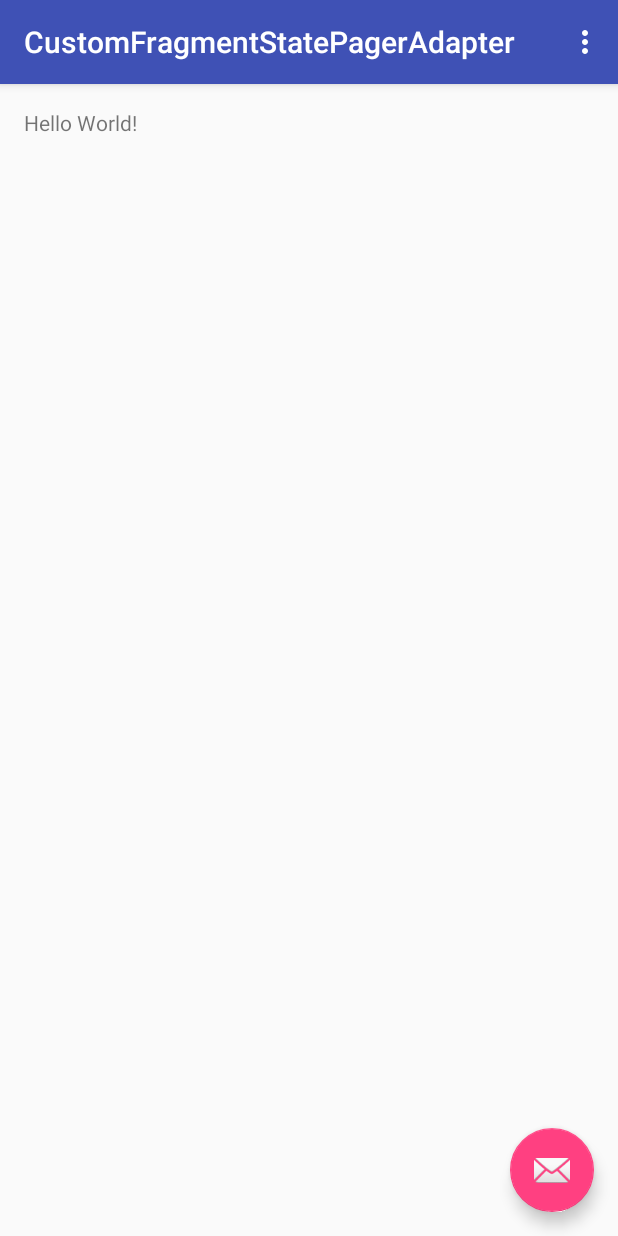
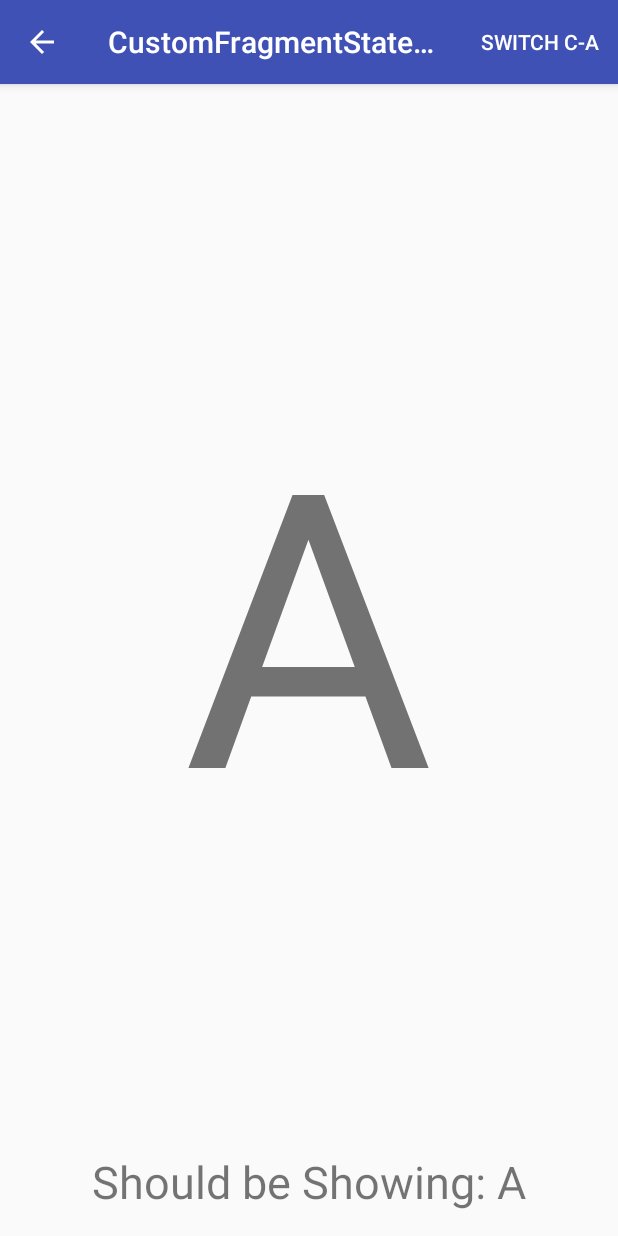
Before and after one commit to sushant-s/CustomFragmentStatePagerAdapter, an Android app: the screen it shows after launch (MainActivity), on a phone screen of 412 x 824 dp. Run offline under Robolectric (Android 15) with nearby library versions, the phone set to English and light mode, and no system bars.

```diff
--- /dev/null
+++ b/CustomFragmentStatePagerAdapter/app/src/main/java/com/example/sushant/customfragmentstatepageradapter/Adapter.java
@@ -0,0 +1,47 @@
+package com.example.sushant.customfragmentstatepageradapter;
+
+
+import android.support.v4.app.Fragment;
+import android.support.v4.app.FragmentManager;
+import android.support.v4.app.FragmentStatePagerAdapter;
+
+/**
+ * Created by sushant on 2/5/16.
+ */
+
+// Uncomment these to try the new adapter!
+//public class ExamplePagerAdapter extends FixedFragmentStatePagerAdapter {
+public class Adapter extends FragmentStatePagerAdapter {
+
+    public Adapter(FragmentManager fm) {
+        super(fm);
+    }
+
+    String[]question_labels = new String[] {
+            "A",
+            "B",
+            "C"
+    };
+
+    String[] questions = new String[]{
+            "AAAAAAAAAA",
+            "BBBBBBBBBB",
+            "CCCCCCCCCC"
+    };
+
+    // Uncomment these to try the new adapter!
+    //@Override
+    //public String getTag(int position) {
+    //    return question_labels[position];
+    //}
+
+    @Override
+    public Fragment getItem(int position) {
+        return QFragment.newInstance(question_labels[position], questions[position]);
+    }
+
+    @Override
+    public int getCount() {
+        return 3;
+    }
+}
--- a/CustomFragmentStatePagerAdapter/app/src/main/java/com/example/sushant/customfragmentstatepageradapter/MainActivity.java
+++ b/CustomFragmentStatePagerAdapter/app/src/main/java/com/example/sushant/customfragmentstatepageradapter/MainActivity.java
@@ -1,15 +1,18 @@
 package com.example.sushant.customfragmentstatepageradapter;
 
 import android.os.Bundle;
-import android.support.design.widget.FloatingActionButton;
-import android.support.design.widget.Snackbar;
+import android.support.v4.view.ViewPager;
 import android.support.v7.app.AppCompatActivity;
 import android.support.v7.widget.Toolbar;
-import android.view.View;
 import android.view.Menu;
 import android.view.MenuItem;
 
 public class MainActivity extends AppCompatActivity {
+
+    private boolean ifFragmentSwitched;
+    private Adapter mPagerAdapter;
+    private ViewPager mPager;
+
 
     @Override
     protected void onCreate(Bundle savedInstanceState) {
@@ -17,15 +20,27 @@ public class MainActivity extends AppCompatActivity {
         setContentView(R.layout.activity_main);
         Toolbar toolbar = (Toolbar) findViewById(R.id.toolbar);
         setSupportActionBar(toolbar);
+        getSupportActionBar().setDisplayHomeAsUpEnabled(true);
+        getSupportActionBar().setDisplayShowHomeEnabled(true);
 
-        FloatingActionButton fab = (FloatingActionButton) findViewById(R.id.fab);
-        fab.setOnClickListener(new View.OnClickListener() {
-            @Override
-            public void onClick(View view) {
-                Snackbar.make(view, "Replace with your own action", Snackbar.LENGTH_LONG)
-                        .setAction("Action", null).show();
-            }
-        });
+
+        mPager = (ViewPager)findViewById(R.id.pager);
+        mPagerAdapter = new Adapter(getSupportFragmentManager());
+
+        if (savedInstanceState != null) {
+            ifFragmentSwitched = savedInstanceState.getBoolean("ifFragmentSwitched");
+        } else {
+            ifFragmentSwitched = false;
+        }
+
+        updateAdapterData();
+        mPager.setAdapter(mPagerAdapter);
+    }
+
+    @Override
+    protected void onSaveInstanceState(Bundle outState) {
+        super.onSaveInstanceState(outState);
+        outState.putBoolean("ifFragmentSwitched", ifFragmentSwitched);
     }
 
     @Override
@@ -37,16 +52,28 @@ public class MainActivity extends AppCompatActivity {
 
     @Override
     public boolean onOptionsItemSelected(MenuItem item) {
-        // Handle action bar item clicks here. The action bar will
-        // automatically handle clicks on the Home/Up button, so long
-        // as you specify a parent activity in AndroidManifest.xml.
         int id = item.getItemId();
-
-        //noinspection SimplifiableIfStatement
+        if (id == android.R.id.home) {
+            super.onBackPressed();
+        }
         if (id == R.id.action_settings) {
+            ifFragmentSwitched = !ifFragmentSwitched;
+            updateAdapterData();
+            // Force our view pager back to index 0 in order to detach the index 2 fragment and save its state.
+            mPager.setCurrentItem(0);
+            mPagerAdapter.notifyDataSetChanged();
             return true;
         }
-
         return super.onOptionsItemSelected(item);
     }
+
+    private void updateAdapterData() {
+        if (ifFragmentSwitched) {
+            mPagerAdapter.question_labels[2] = "A";
+            mPagerAdapter.questions[2] = "AAAAAAAAAA";
+        } else {
+            mPagerAdapter.question_labels[2] = "C";
+            mPagerAdapter.questions[2] = "CCCCCCCCCC";
+        }
+    }
 }
--- /dev/null
+++ b/CustomFragmentStatePagerAdapter/app/src/main/java/com/example/sushant/customfragmentstatepageradapter/QFragment.java
@@ -0,0 +1,58 @@
+package com.example.sushant.customfragmentstatepageradapter;
+
+import android.os.Bundle;
+import android.support.v4.app.Fragment;
+import android.view.LayoutInflater;
+import android.view.View;
+import android.view.ViewGroup;
+import android.widget.TextView;
+
+/**
+ * Created by sushant on 2/5/16.
+ */
+
+public class QFragment extends Fragment {
+
+    public QFragment() {
+
+    }
+
+    public static QFragment newInstance(String question_label, String question) {
+        QFragment fragment = new QFragment();
+        Bundle args = new Bundle();
+        args.putString("question_label", question_label);
+        args.putString("question", question);
+        fragment.setArguments(args);
+        return fragment;
+    }
+
+    @Override
+    public View onCreateView(LayoutInflater inflater, ViewGroup container,
+                             Bundle savedInstanceState) {
+        View rootView = inflater.inflate(R.layout.fragment_layout, container, false);
+        Bundle args = getArguments();
+
+        // Background color always comes from arguments.
+        //rootView.setBackgroundColor(args.getInt("color"));
+
+        // If we have a saved state, we pull our label from that. Otherwise it comes from args.
+        TextView label = (TextView)rootView.findViewById(R.id.text_label);
+        if (savedInstanceState == null) {
+            label.setText(args.getString("question_label"));
+        } else {
+            label.setText(savedInstanceState.getString("savedStateLabel"));
+        }
+
+        // And our "arguments label" shows what this fragment *should* be showing.
+        TextView argsLabel = (TextView)rootView.findViewById(R.id.args_label);
+        argsLabel.setText(getResources().getString(R.string.should_be_showing, args.getString("question_label")));
+
+        return rootView;
+    }
+
+    @Override
+    public void onSaveInstanceState(Bundle outState) {
+        super.onSaveInstanceState(outState);
+        outState.putString("savedStateLabel", getArguments().getString("question_label"));
+    }
+}
--- a/CustomFragmentStatePagerAdapter/app/src/main/res/layout/activity_main.xml
+++ b/CustomFragmentStatePagerAdapter/app/src/main/res/layout/activity_main.xml
@@ -23,12 +23,4 @@
 
     <include layout="@layout/content_main" />
 
-    <android.support.design.widget.FloatingActionButton
-        android:id="@+id/fab"
-        android:layout_width="wrap_content"
-        android:layout_height="wrap_content"
-        android:layout_gravity="bottom|end"
-        android:layout_margin="@dimen/fab_margin"
-        android:src="@android:drawable/ic_dialog_email" />
-
 </android.support.design.widget.CoordinatorLayout>
--- a/CustomFragmentStatePagerAdapter/app/src/main/res/layout/content_main.xml
+++ b/CustomFragmentStatePagerAdapter/app/src/main/res/layout/content_main.xml
@@ -1,19 +1,6 @@
-<?xml version="1.0" encoding="utf-8"?>
-<RelativeLayout xmlns:android="http://schemas.android.com/apk/res/android"
-    xmlns:app="http://schemas.android.com/apk/res-auto"
-    xmlns:tools="http://schemas.android.com/tools"
+<android.support.v4.view.ViewPager
+    xmlns:android="http://schemas.android.com/apk/res/android"
+    android:id="@+id/pager"
     android:layout_width="match_parent"
-    android:layout_height="match_parent"
-    android:paddingBottom="@dimen/activity_vertical_margin"
-    android:paddingLeft="@dimen/activity_horizontal_margin"
-    android:paddingRight="@dimen/activity_horizontal_margin"
-    android:paddingTop="@dimen/activity_vertical_margin"
-    app:layout_behavior="@string/appbar_scrolling_view_behavior"
-    tools:context="com.example.sushant.customfragmentstatepageradapter.MainActivity"
-    tools:showIn="@layout/activity_main">
-
-    <TextView
-        android:layout_width="wrap_content"
-        android:layout_height="wrap_content"
-        android:text="Hello World!" />
-</RelativeLayout>
+    android:layout_height="match_parent">
+</android.support.v4.view.ViewPager>
--- /dev/null
+++ b/CustomFragmentStatePagerAdapter/app/src/main/res/layout/fragment_layout.xml
@@ -0,0 +1,26 @@
+<?xml version="1.0" encoding="utf-8"?>
+<RelativeLayout xmlns:android="http://schemas.android.com/apk/res/android"
+    android:layout_width="match_parent"
+    android:layout_height="match_parent"
+    android:paddingLeft="@dimen/activity_horizontal_margin"
+    android:paddingRight="@dimen/activity_horizontal_margin"
+    android:paddingTop="@dimen/activity_vertical_margin"
+    android:paddingBottom="@dimen/activity_vertical_margin">
+
+    <TextView
+        android:textSize="30sp"
+        android:layout_alignParentBottom="true"
+        android:layout_centerHorizontal="true"
+        android:id="@+id/args_label"
+        android:layout_width="wrap_content"
+        android:layout_height="wrap_content" />
+
+    <TextView
+        android:textSize="256sp"
+        android:layout_centerInParent="true"
+        android:id="@+id/text_label"
+        android:layout_width="wrap_content"
+        android:layout_height="wrap_content" />
+
+
+</RelativeLayout>
--- a/CustomFragmentStatePagerAdapter/app/src/main/res/menu/menu_main.xml
+++ b/CustomFragmentStatePagerAdapter/app/src/main/res/menu/menu_main.xml
@@ -5,6 +5,6 @@
     <item
         android:id="@+id/action_settings"
         android:orderInCategory="100"
-        android:title="@string/action_settings"
-        app:showAsAction="never" />
+        android:title="Switch C-A"
+        app:showAsAction="always" />
 </menu>
--- a/CustomFragmentStatePagerAdapter/app/src/main/res/values/strings.xml
+++ b/CustomFragmentStatePagerAdapter/app/src/main/res/values/strings.xml
@@ -1,4 +1,5 @@
 <resources>
     <string name="app_name">CustomFragmentStatePagerAdapter</string>
     <string name="action_settings">Settings</string>
+    <string name="should_be_showing">Should be Showing: %s</string>
 </resources>
```
Also changed, not shown: CustomFragmentStatePagerAdapter/app/src/main/java/com/example/sushant/customfragmentstatepageradapter/NewFragmentStatePagerAdapter.java (added, +200 -0 lines).
